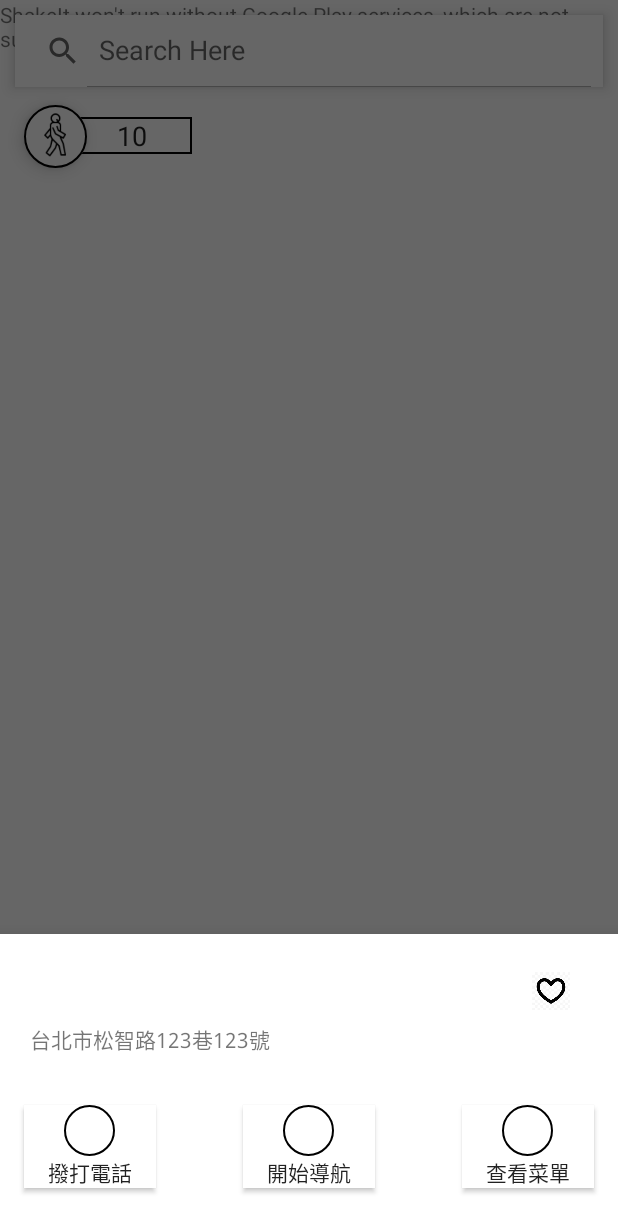
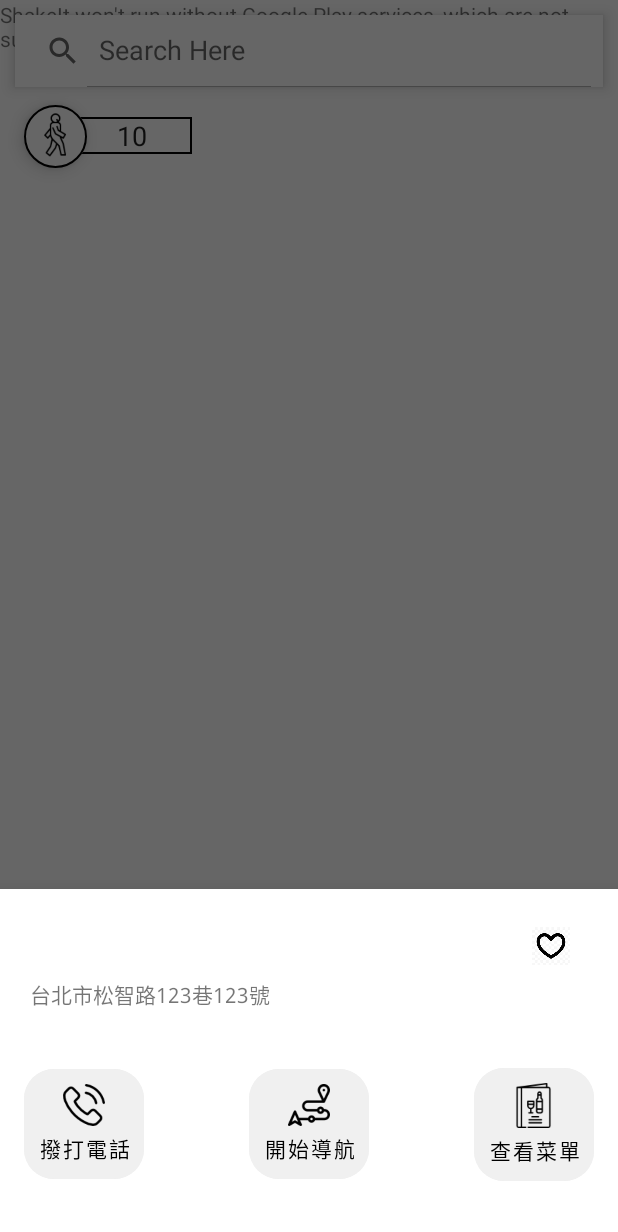
Before and after one commit to Small-Tsai/ShakeIt, an Android app: the HomeDialogFragment screen opened through its navigation route, on a phone screen of 412 x 824 dp. Shown: the top 1232 px of the screen. Run offline under Robolectric (Android 15) with nearby library versions, the phone set to English and light mode, and no system bars; our stand-ins replace Firebase (no records; nobody signed in at launch, a user with empty details on screens opened directly), data binding, navigation-ui; 2 statements that could not run were skipped.

Commit message:
set home bottom dialog icon

```diff
--- a/app/src/main/java/com/tsai/shakeit/ui/home/HomeDialogViewModel.kt
+++ b/app/src/main/java/com/tsai/shakeit/ui/home/HomeDialogViewModel.kt
@@ -31,6 +31,7 @@ class HomeDialogViewModel(private val repository: ShakeItRepository) : ViewModel
     val name = "茶湯會"
     val branch = "公館商圈店"
     val shop_Id = "zgyek87FE2EljEtTyFt1"
+    val shop_Img = "images/teasoup"
 
     init {
 //        getMyFavorite()
@@ -45,7 +46,14 @@ class HomeDialogViewModel(private val repository: ShakeItRepository) : ViewModel
     fun postMyFavorite() {
         viewModelScope.launch {
             when (val result =
-                repository.postFavorite(Shop(name = name, branch = branch, shop_Id = shop_Id))) {
+                repository.postFavorite(
+                    Shop(
+                        name = name,
+                        branch = branch,
+                        shop_Id = shop_Id,
+                        shop_Img = shop_Img
+                    )
+                )) {
                 is Result.Success -> {
                     Toast.makeText(
                         ShakeItApplication.instance,
@@ -74,7 +82,7 @@ class HomeDialogViewModel(private val repository: ShakeItRepository) : ViewModel
         }
     }
 
-     fun deleteFavorite(){
+    fun deleteFavorite() {
         viewModelScope.launch {
             repository.deleteFavorite(shop_Id)
         }
--- /dev/null
+++ b/app/src/main/res/drawable-v24/menu_icon.xml
@@ -0,0 +1,22 @@
+<?xml version="1.0" encoding="utf-8"?>
+<layer-list xmlns:android="http://schemas.android.com/apk/res/android">
+    <item>
+        <shape
+            android:shape="oval">
+            <size
+                android:width="25dp"
+                android:height="25dp"/>
+        </shape>
+    </item>
+
+
+    <item
+        android:drawable="@drawable/menu"
+        android:height="30dp"
+        android:start="0dp"
+        android:top="0dp"
+        android:width="30dp"
+        >
+    </item>
+
+</layer-list>
--- /dev/null
+++ b/app/src/main/res/drawable-v24/navigate.xml
@@ -0,0 +1,22 @@
+<?xml version="1.0" encoding="utf-8"?>
+<layer-list xmlns:android="http://schemas.android.com/apk/res/android">
+    <item>
+        <shape
+            android:shape="oval">
+            <size
+                android:width="25dp"
+                android:height="25dp"/>
+        </shape>
+    </item>
+
+
+    <item
+        android:drawable="@drawable/route"
+        android:height="28dp"
+        android:start="0dp"
+        android:top="0dp"
+        android:width="28dp"
+        >
+    </item>
+
+</layer-list>
--- /dev/null
+++ b/app/src/main/res/drawable-v24/tele.xml
@@ -0,0 +1,22 @@
+<?xml version="1.0" encoding="utf-8"?>
+<layer-list xmlns:android="http://schemas.android.com/apk/res/android">
+    <item>
+        <shape
+            android:shape="oval">
+            <size
+                android:width="25dp"
+                android:height="25dp"/>
+        </shape>
+    </item>
+
+
+    <item
+        android:drawable="@drawable/phonecall"
+        android:height="28dp"
+        android:start="0dp"
+        android:top="0dp"
+        android:width="28dp"
+        >
+    </item>
+
+</layer-list>
--- a/app/src/main/res/layout/favorite_image_item.xml
+++ b/app/src/main/res/layout/favorite_image_item.xml
@@ -26,7 +26,7 @@
             app:layout_constraintStart_toStartOf="parent"
             app:layout_constraintTop_toTopOf="parent"
             app:shapeAppearanceOverlay="@style/roundedCorner"
-            app:srcCompat="@drawable/kebuke" />
+            app:srcCompat="@drawable/img_placeholder" />
 
 
         <com.google.android.material.button.MaterialButton
--- a/app/src/main/res/layout/home_dialog_fragment.xml
+++ b/app/src/main/res/layout/home_dialog_fragment.xml
@@ -4,6 +4,7 @@
     xmlns:tools="http://schemas.android.com/tools">
 
     <data>
+
         <variable
             name="viewModel"
             type="com.tsai.shakeit.ui.home.HomeDialogViewModel" />
@@ -43,43 +44,40 @@
             app:layout_constraintStart_toStartOf="@+id/textView"
             app:layout_constraintTop_toBottomOf="@+id/textView" />
 
-        <androidx.appcompat.widget.AppCompatButton
+        <com.google.android.material.button.MaterialButton
             android:id="@+id/tel_btn"
-            android:layout_width="wrap_content"
-            android:layout_height="wrap_content"
             android:layout_marginStart="16dp"
             android:layout_marginTop="32dp"
             android:layout_marginBottom="32dp"
-            android:background="@color/white"
-            android:drawableTop="@drawable/circle"
+            android:drawableTop="@drawable/tele"
             android:text="撥打電話"
+            app:cornerRadius="20dp"
             app:layout_constraintBottom_toBottomOf="parent"
             app:layout_constraintEnd_toStartOf="@+id/nav_btn"
             app:layout_constraintHorizontal_bias="0.5"
             app:layout_constraintHorizontal_chainStyle="spread_inside"
             app:layout_constraintStart_toStartOf="parent"
-            app:layout_constraintTop_toBottomOf="@+id/textView2" />
+            app:layout_constraintTop_toBottomOf="@+id/textView2"
+            style="@style/homedialog_icon" />
 
-        <androidx.appcompat.widget.AppCompatButton
+        <com.google.android.material.button.MaterialButton
             android:id="@+id/nav_btn"
-            android:layout_width="wrap_content"
-            android:layout_height="wrap_content"
-            android:background="@color/white"
-            android:drawableTop="@drawable/circle"
+            style="@style/homedialog_icon"
+            android:drawableTop="@drawable/navigate"
             android:text="開始導航"
+            app:cornerRadius="20dp"
             app:layout_constraintBottom_toBottomOf="@+id/tel_btn"
             app:layout_constraintEnd_toStartOf="@+id/menu_btn"
             app:layout_constraintHorizontal_bias="0.5"
             app:layout_constraintStart_toEndOf="@+id/tel_btn"
             app:layout_constraintTop_toTopOf="@+id/tel_btn" />
 
-        <androidx.appcompat.widget.AppCompatButton
+        <com.google.android.material.button.MaterialButton
             android:id="@+id/menu_btn"
-            android:layout_width="wrap_content"
-            android:layout_height="wrap_content"
+            style="@style/homedialog_icon"
+            app:cornerRadius="20dp"
             android:layout_marginEnd="16dp"
-            android:background="@color/white"
-            android:drawableTop="@drawable/circle"
+            android:drawableTop="@drawable/menu_icon"
             android:onClick="@{()-> viewModel.navToMenu()}"
             android:text="查看菜單"
             app:layout_constraintBottom_toBottomOf="@+id/nav_btn"
--- a/app/src/main/res/values/styles.xml
+++ b/app/src/main/res/values/styles.xml
@@ -25,4 +25,19 @@
         <item name="cornerSize">20dp</item>
     </style>
 
+    <style name="circle" parent="">
+        <item name="cornerFamily">rounded</item>
+        <item name="cornerSize">20dp</item>
+    </style>
+
+    <style name="homedialog_icon">
+        <item name="android:layout_width">wrap_content</item>
+        <item name="android:layout_height">wrap_content</item>
+        <item name="android:backgroundTint">@color/grey2</item>
+        <item name="android:fontFamily">@font/roboto</item>
+        <item name="android:padding">10dp</item>
+        <item name="android:textColor">@color/black</item>
+        <item name="android:textSize">14sp</item>
+    </style>
+
 </resources>
```
Also changed, not shown: app/src/main/res/drawable-v24/img_placeholder.png (added), app/src/main/res/drawable-v24/menu.png (added), app/src/main/res/drawable-v24/route.png (added), app/src/main/res/drawable/phonecall.png (added).
